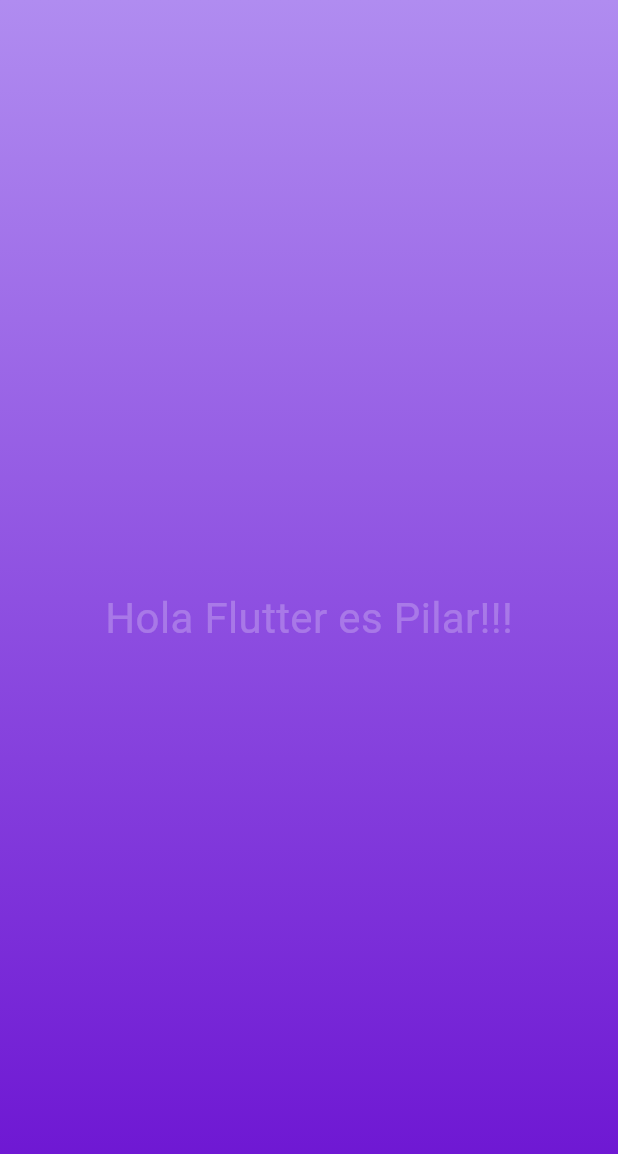
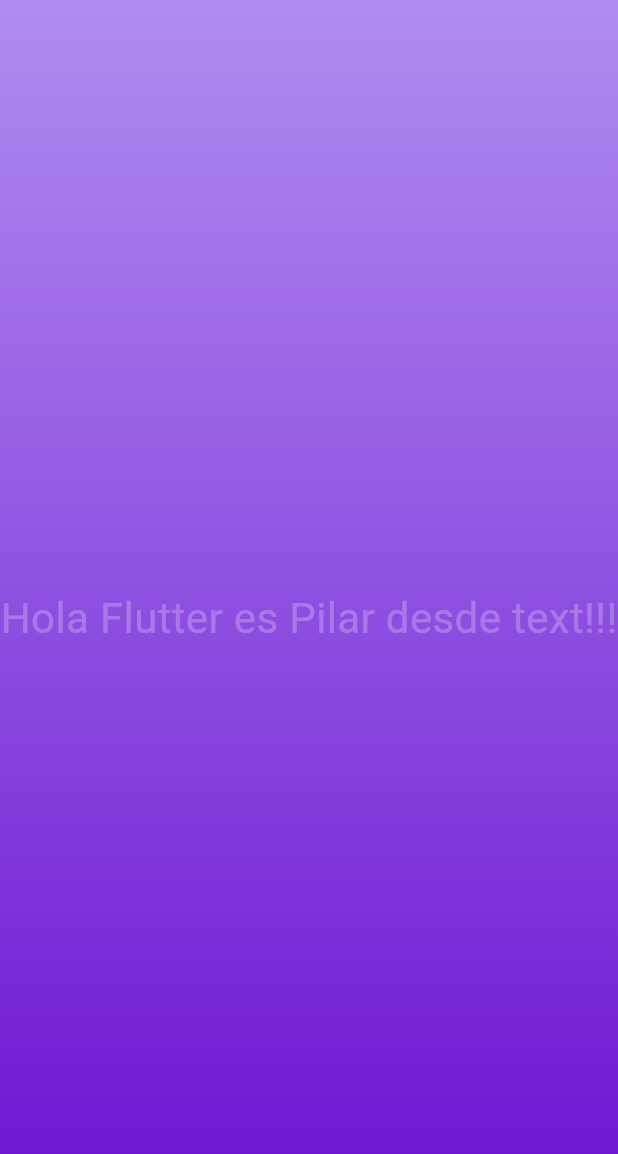
Before and after one commit to Kariakito/Flutter2Dice, a Flutter app: the screen it shows after launch, on a phone screen of 412 x 824 dp. Shown: the top 1154 px of the screen. Run offline on Flutter 3.47's test engine with Material 3 defaults, Android fonts, the phone set to English and light mode, and no system bars.

Commit message:
adding Gradient Style Text file

```diff
--- a/dice_app/lib/gradient_container.dart
+++ b/dice_app/lib/gradient_container.dart
@@ -1,4 +1,5 @@
 import 'package:flutter/material.dart';
+import 'package:dice_app/style_text.dart';
 
 class GradientContainer extends StatelessWidget {
   const GradientContainer({super.key});
@@ -15,13 +16,7 @@ class GradientContainer extends StatelessWidget {
             ),
           ),
           child: const Center(
-            child: Text(
-              'Hola Flutter es Pilar!!!',
-              style: TextStyle(
-                color: Colors.white24,
-                fontSize: 28,
-              ),
-            ),
+            child: StyleText(),
           ),
         );
    }
--- /dev/null
+++ b/dice_app/lib/style_text.dart
@@ -0,0 +1,15 @@
+import 'package:flutter/material.dart';
+
+class StyleText extends StatelessWidget {
+const StyleText({super.key});
+  @override
+  Widget build(context) {
+    return  const Text(
+              'Hola Flutter es Pilar desde text!!!',
+              style: TextStyle(
+                color: Colors.white24,
+                fontSize: 28,
+              ),
+            );
+  }
+}
```
